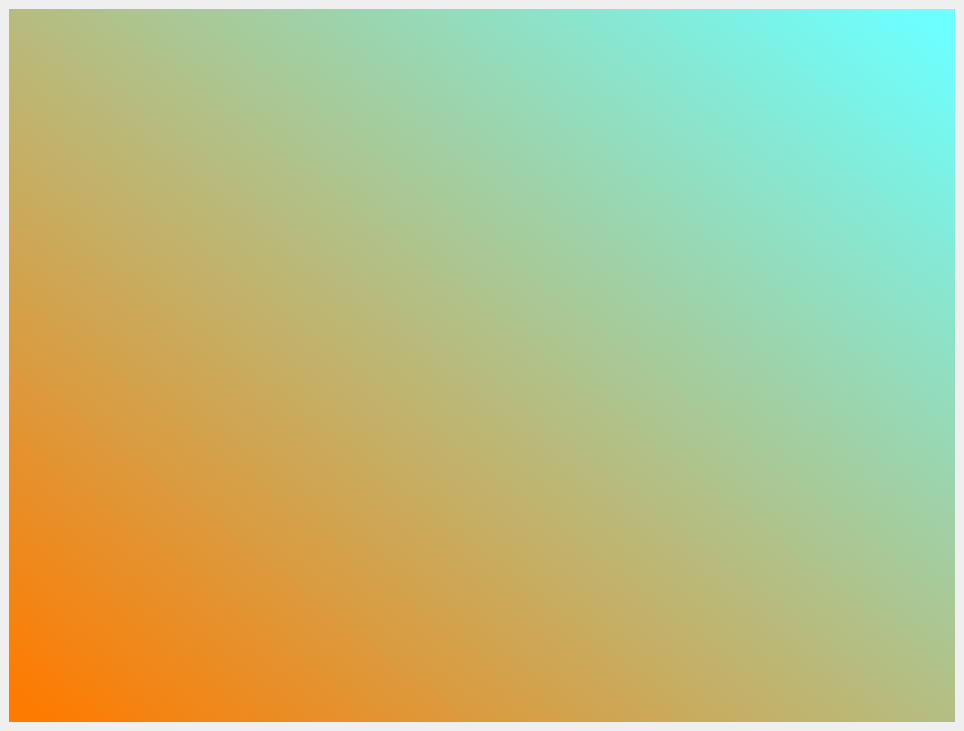
Old version of the form source_code/mainwindow.ui in the repository suwubham/sirani.
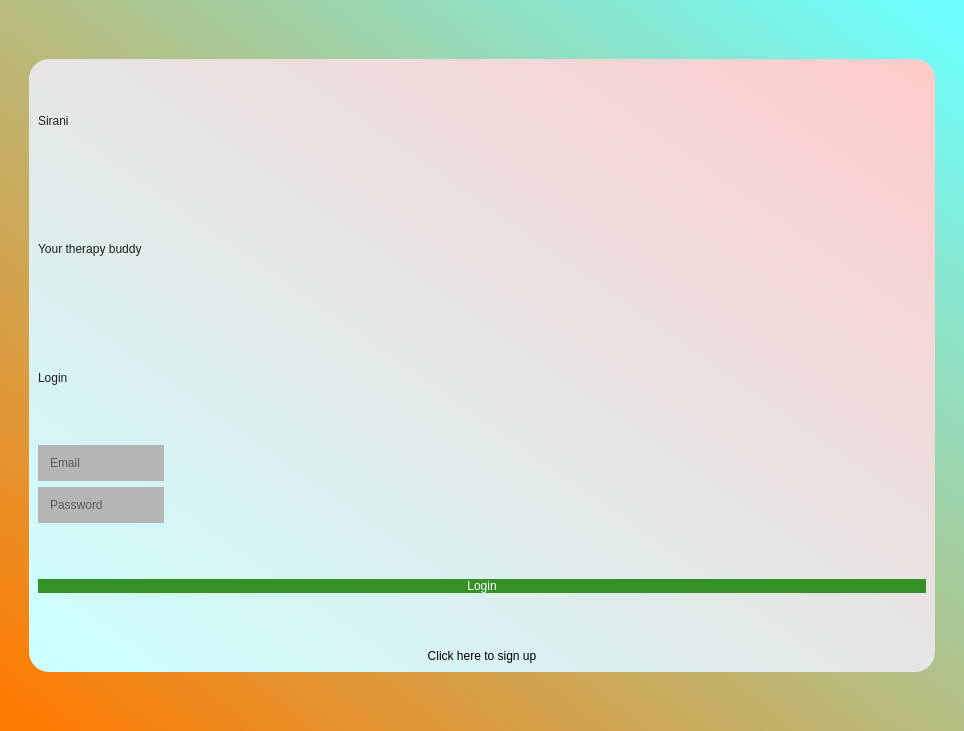
New version of the form.

Diff of the .ui file:
```diff
--- a/source_code/mainwindow.ui
+++ b/source_code/mainwindow.ui
@@ -25,15 +25,166 @@
   <property name="windowTitle">
    <string>Log in to Sirani</string>
   </property>
+  <property name="styleSheet">
+   <string notr="true">background-color: qlineargradient(spread:pad, x1:0, y1:0.966, x2:1, y2:0, stop:0 rgba(255, 122, 0, 255), stop:0.976526 rgba(109, 255, 255, 255));</string>
+  </property>
   <widget class="QWidget" name="centralwidget">
    <layout class="QHBoxLayout" name="horizontalLayout">
     <item>
-     <widget class="QWidget" name="widget" native="true">
+     <spacer name="verticalSpacer">
+      <property name="orientation">
+       <enum>Qt::Vertical</enum>
+      </property>
+      <property name="sizeHint" stdset="0">
+       <size>
+        <width>20</width>
+        <height>40</height>
+       </size>
+      </property>
+     </spacer>
+    </item>
+    <item>
+     <widget class="QFrame" name="frame">
       <property name="styleSheet">
-       <string notr="true">background-color: qlineargradient(spread:pad, x1:0, y1:0.966, x2:1, y2:0, stop:0 rgba(255, 122, 0, 255), stop:0.976526 rgba(109, 255, 255, 255));</string>
+       <string notr="true">background-color: qlineargradient(spread:pad, x1:0, y1:0.966, x2:1, y2:0, stop:0#CCFFFF, stop:0.976526#FFCCCC);
+
+border-radius: 20px;
+
+margin-top: 50px;
+margin-bottom: 50px;
+padding: 0px;
+</string>
       </property>
+      <property name="frameShape">
+       <enum>QFrame::StyledPanel</enum>
+      </property>
+      <property name="frameShadow">
+       <enum>QFrame::Raised</enum>
+      </property>
+      <layout class="QVBoxLayout" name="verticalLayout">
+       <property name="topMargin">
+        <number>0</number>
+       </property>
+       <item>
+        <widget class="QLabel" name="label">
+         <property name="styleSheet">
+          <string notr="true">font: 600 65pt &quot;Segoe UI Variable Text Semibold&quot;;
+color: rgb(31, 31, 31);
+padding: 0px;
+margin: 0px;
+background: transparent;
+</string>
+         </property>
+         <property name="text">
+          <string>Sirani</string>
+         </property>
+        </widget>
+       </item>
+       <item alignment="Qt::AlignLeft">
+        <widget class="QLabel" name="label_2">
+         <property name="styleSheet">
+          <string notr="true">font: 600 20pt &quot;Segoe UI Variable Text Semibold&quot;;
+color: rgb(31, 31, 31);
+margin: 0px;
+background: transparent;
+padding: 0px;</string>
+         </property>
+         <property name="text">
+          <string>Your therapy buddy</string>
+         </property>
+        </widget>
+       </item>
+       <item alignment="Qt::AlignLeft">
+        <widget class="QLabel" name="label_3">
+         <property name="styleSheet">
+          <string notr="true">font: 600 20pt &quot;Segoe UI Variable Text Semibold&quot;;
+color: rgb(31, 31, 31);
+margin: 0px;
+padding: 0px;
+background: transparent;
+</string>
+         </property>
+         <property name="text">
+          <string>Login</string>
+         </property>
+        </widget>
+       </item>
+       <item alignment="Qt::AlignLeft">
+        <widget class="QLineEdit" name="lineEdit">
+         <property name="styleSheet">
+          <string notr="true">font: 600 14pt &quot;Segoe UI Variable Text Semibold&quot;;
+border-radius: 20px;
+background-color: rgb(181, 181, 181);
+padding: 10px;
+margin: 0px;
+</string>
+         </property>
+         <property name="placeholderText">
+          <string>Email</string>
+         </property>
+        </widget>
+       </item>
+       <item alignment="Qt::AlignLeft">
+        <widget class="QLineEdit" name="lineEdit_2">
+         <property name="styleSheet">
+          <string notr="true">font: 600 14pt &quot;Segoe UI Variable Text Semibold&quot;;
+border-radius: 20px;
+background-color: rgb(181, 181, 181);
+Padding: 10px;
+margin: 0px;
+</string>
+         </property>
+         <property name="placeholderText">
+          <string>Password</string>
+         </property>
+        </widget>
+       </item>
+       <item>
+        <widget class="QPushButton" name="pushButton">
+         <property name="styleSheet">
+          <string notr="true">font: 1000 18pt &quot;Segoe UI Variable Text Semibold&quot;;
+color: rgb(255, 255, 255);
+border-radius: 20px;
+background-color: rgb(53, 144, 40);
+</string>
+         </property>
+         <property name="text">
+          <string>Login</string>
+         </property>
+        </widget>
+       </item>
+       <item>
+        <widget class="QPushButton" name="pushButton_2">
+         <property name="styleSheet">
+          <string notr="true">font: 1000 12pt &quot;Segoe UI Variable Text Semibold&quot;;
+border-radius: 20px;
+background: transparent;
+color: rgb(0, 0, 0);
+margin: 0px;
+
+</string>
+         </property>
+         <property name="text">
+          <string>Click here to sign up</string>
+         </property>
+        </widget>
+       </item>
+      </layout>
      </widget>
     </item>
+    <item>
+     <spacer name="verticalSpacer_2">
+      <property name="orientation">
+       <enum>Qt::Vertical</enum>
+      </property>
+      <property name="sizeHint" stdset="0">
+       <size>
+        <width>20</width>
+        <height>40</height>
+       </size>
+      </property>
+     </spacer>
+    </item>
    </layout>
   </widget>
  </widget>
```
